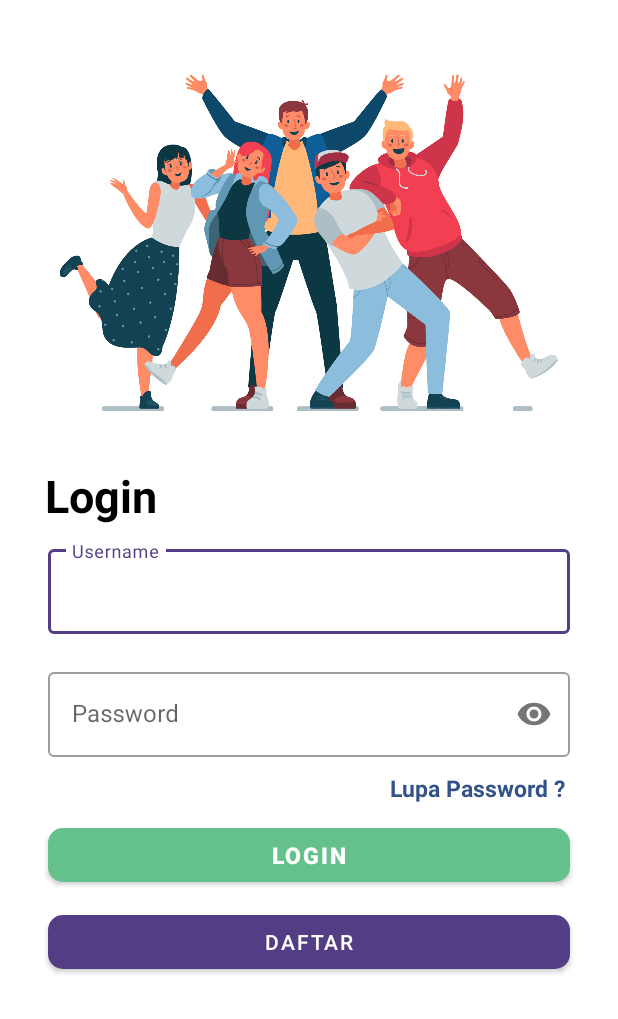
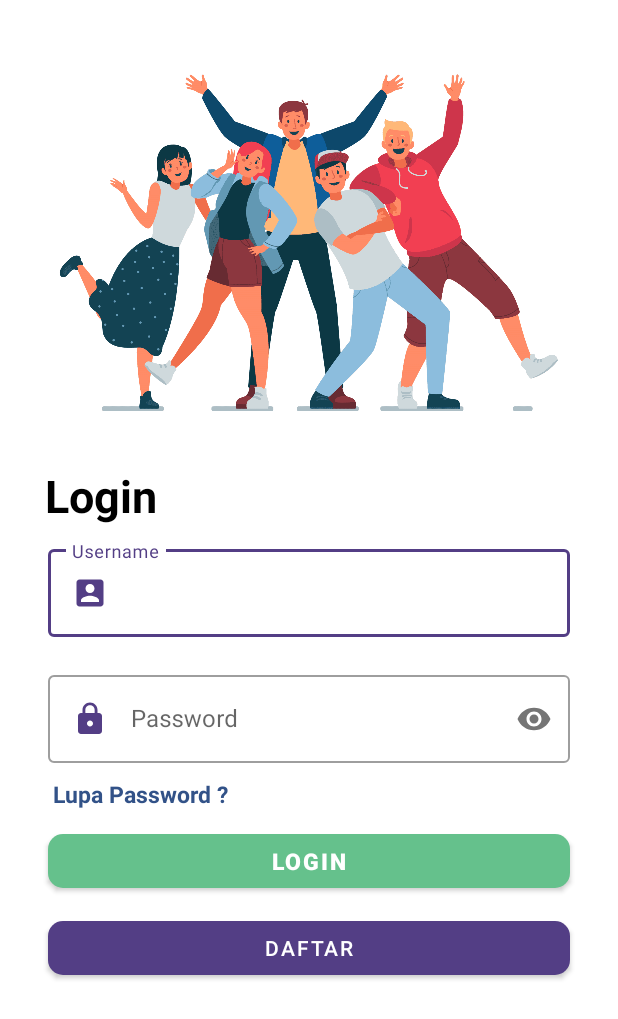
Before and after one commit to rian0502/LoginAuth, an Android app: the screen it shows after launch (LoginActivity), on a phone screen of 412 x 824 dp. Shown: the top 1019 px of the screen. Run offline under Robolectric (Android 15) with nearby library versions, the light colour scheme and no system bars; Roboto replaces fonts that are not available here.

Commit message:
fix design register

```diff
--- /dev/null
+++ b/app/src/main/res/drawable/lock.xml
@@ -0,0 +1,5 @@
+<vector android:height="24dp" android:tint="#533E85"
+    android:viewportHeight="24" android:viewportWidth="24"
+    android:width="24dp" xmlns:android="http://schemas.android.com/apk/res/android">
+    <path android:fillColor="@android:color/white" android:pathData="M18,8h-1L17,6c0,-2.76 -2.24,-5 -5,-5S7,3.24 7,6v2L6,8c-1.1,0 -2,0.9 -2,2v10c0,1.1 0.9,2 2,2h12c1.1,0 2,-0.9 2,-2L20,10c0,-1.1 -0.9,-2 -2,-2zM12,17c-1.1,0 -2,-0.9 -2,-2s0.9,-2 2,-2 2,0.9 2,2 -0.9,2 -2,2zM15.1,8L8.9,8L8.9,6c0,-1.71 1.39,-3.1 3.1,-3.1 1.71,0 3.1,1.39 3.1,3.1v2z"/>
+</vector>
--- /dev/null
+++ b/app/src/main/res/drawable/user.xml
@@ -0,0 +1,5 @@
+<vector android:height="24dp" android:tint="#533E85"
+    android:viewportHeight="24" android:viewportWidth="24"
+    android:width="24dp" xmlns:android="http://schemas.android.com/apk/res/android">
+    <path android:fillColor="@android:color/white" android:pathData="M3,5v14c0,1.1 0.89,2 2,2h14c1.1,0 2,-0.9 2,-2L21,5c0,-1.1 -0.9,-2 -2,-2L5,3c-1.11,0 -2,0.9 -2,2zM15,9c0,1.66 -1.34,3 -3,3s-3,-1.34 -3,-3 1.34,-3 3,-3 3,1.34 3,3zM6,17c0,-2 4,-3.1 6,-3.1s6,1.1 6,3.1v1L6,18v-1z"/>
+</vector>
--- a/app/src/main/res/layout/activity_login.xml
+++ b/app/src/main/res/layout/activity_login.xml
@@ -39,6 +39,8 @@
             android:hint="@string/username">
             <com.google.android.material.textfield.TextInputEditText
                 android:id="@+id/etUsername"
+                android:drawableStart="@drawable/user"
+                android:drawablePadding="15sp"
                 android:inputType="textCapSentences"
                 android:layout_width="match_parent"
                 android:layout_height="wrap_content"/>
@@ -54,9 +56,11 @@
             android:layout_marginTop="20dp"
             android:layout_marginStart="32dp"
             android:layout_marginEnd="32dp"
-            android:hint="@string/password">
+            android:hint="Password">
             <com.google.android.material.textfield.TextInputEditText
                 android:id="@+id/etPassword"
+                android:drawableStart="@drawable/lock"
+                android:drawablePadding="15dp"
                 android:layout_width="match_parent"
                 android:inputType="textPassword"
                 android:layout_height="wrap_content"/>
@@ -67,8 +71,8 @@
             android:layout_width="match_parent"
             android:layout_height="wrap_content"
             android:text="Lupa Password ?"
-            android:layout_marginStart="260sp"
-            android:layout_marginEnd="30sp"
+            android:layout_marginStart="35sp"
+            android:layout_marginEnd="35sp"
             android:clickable="true"
             android:textSize="15sp"
             android:textStyle="bold"
```
Also changed, not shown: app/src/main/java/com/belajar/loginauth/Activitys/RegisterActivity.java (+7 -3 lines), app/src/main/res/drawable/shape_backround.xml (deleted, +0 -7 lines), app/src/main/res/drawable/human.png, app/src/main/res/drawable/register.PNG (deleted), app/src/main/res/drawable/register.jpg (added).
